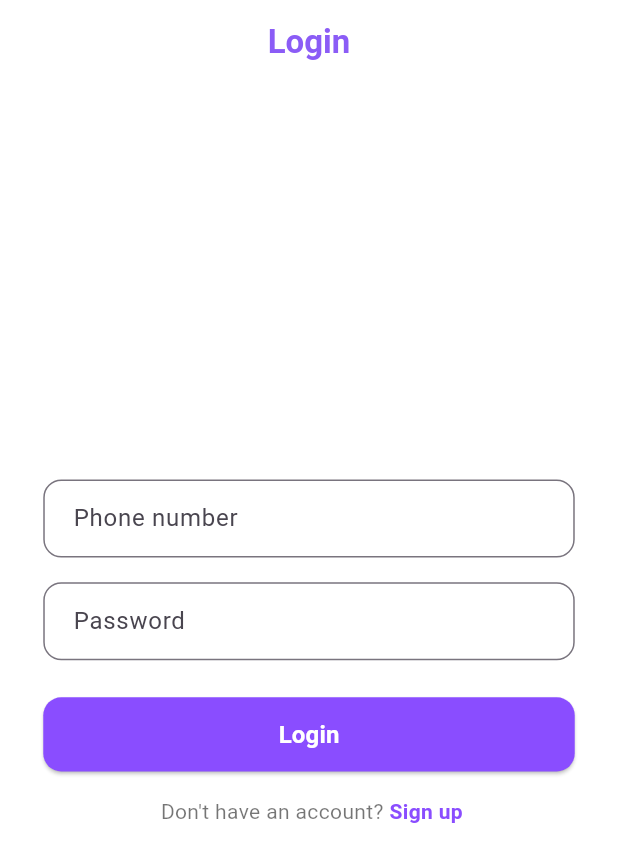
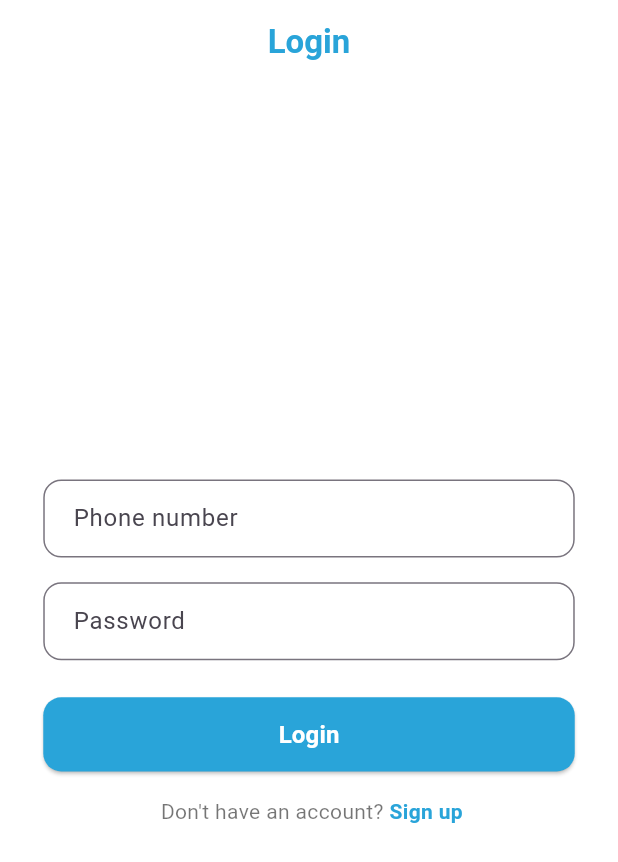
Before and after one commit to khaderhash/learning-app, a Flutter app: the screen it shows after launch, on a phone screen of 412 x 824 dp. Shown: the top 862 px of the screen. Run offline on Flutter 3.47's test engine with Material 3 defaults, Android fonts, the phone set to English and light mode, and no system bars; our stand-ins replace dio, equatable, flutter_bloc, flutter_secure_storage, image_picker, video_player.

Commit message:
edit color

```diff
--- a/lib/auth/presentation/screens/login_screen.dart
+++ b/lib/auth/presentation/screens/login_screen.dart
@@ -75,7 +75,7 @@ class LoginScreen extends StatelessWidget {
                     height: MediaQuery.of(context).size.height * .06,
                     child: ElevatedButton(
                       style: ElevatedButton.styleFrom(
-                        backgroundColor: const Color(0xFF8A4DFF),
+                        backgroundColor: const Color(0xff29a4d9),
                         shape: RoundedRectangleBorder(
                           borderRadius: BorderRadius.circular(12),
                         ),
@@ -113,7 +113,7 @@ class LoginScreen extends StatelessWidget {
                           TextSpan(
                             text: 'Sign up',
                             style: TextStyle(
-                              color: Color(0xFF8A4DFF),
+                              color: Color(0xff29a4d9),
                               fontWeight: FontWeight.bold,
                               // decoration: TextDecoration.underline,
                             ),
--- a/lib/constants.dart
+++ b/lib/constants.dart
@@ -1,4 +1,4 @@
 import 'package:flutter/material.dart';
 
-const Color kPpccolor = Color(0xff8B5CF6);
+const Color kPpccolor = Color(0xff29a4d9);
 const kPtransactionDuration = Duration(milliseconds: 250);
--- a/lib/home/presentation/home.dart
+++ b/lib/home/presentation/home.dart
@@ -140,7 +140,7 @@ class HomePage extends StatelessWidget {
           vertical: 10,
           horizontal: 15,
         ),
-        leading: Icon(icon, size: 40, color: Theme.of(context).primaryColor),
+        leading: Icon(icon, size: 40, color: Color(0xff29a4d9)),
         title: Text(title, style: const TextStyle(fontWeight: FontWeight.bold)),
         subtitle: Text(subtitle),
         trailing: const Icon(Icons.arrow_forward_ios),
--- a/lib/home/presentation/main_screen.dart
+++ b/lib/home/presentation/main_screen.dart
@@ -32,7 +32,7 @@ class _MainScreenState extends State<MainScreen> {
         bottomNavigationBar: BottomNavigationBar(
           currentIndex: _currentIndex,
           onTap: _onTabTapped,
-          selectedItemColor: const Color(0xFF8B5CF6),
+          selectedItemColor: const Color(0xFF29a4d9),
           unselectedItemColor: Colors.grey,
           items: const [
             BottomNavigationBarItem(
--- a/lib/lessons/presentation]/screens/lesson_details_screen.dart
+++ b/lib/lessons/presentation]/screens/lesson_details_screen.dart
@@ -85,7 +85,7 @@ class LessonDetailsScreen extends StatelessWidget {
         padding: const EdgeInsets.all(16.0),
         child: ElevatedButton(
           style: ElevatedButton.styleFrom(
-            backgroundColor: const Color(0xFF8B5CF6),
+            backgroundColor: const Color(0xff29a4d9),
             padding: const EdgeInsets.symmetric(vertical: 16),
           ),
           onPressed: () {
--- a/lib/main.dart
+++ b/lib/main.dart
@@ -4,6 +4,7 @@ import 'package:student_app/auth/presentation/screens/login_screen.dart';
 import 'package:student_app/home/presentation/home.dart';
 import 'auth/presentation/cubit/auth_cubit.dart';
 import 'auth/presentation/screens/auth_check_screen.dart';
+import 'constants.dart';
 
 void main() {
   runApp(const student());
@@ -19,7 +20,7 @@ class student extends StatelessWidget {
       child: MaterialApp(
         debugShowCheckedModeBanner: false,
         title: 'E-Learning App',
-        theme: ThemeData(primarySwatch: Colors.purple),
+        theme: ThemeData(primarySwatch: Colors.blue),
         home: const AuthCheckScreen(),
       ),
     );
```
Also changed, not shown: lib/lessons/presentation]/screens/lessons_screen.dart (+12 -3 lines), lib/profile/presentation/screens/profile_screen.dart (+6 -1 lines), lib/teachers/presenetation/screens/teachers_screen.dart (+16 -14 lines).
